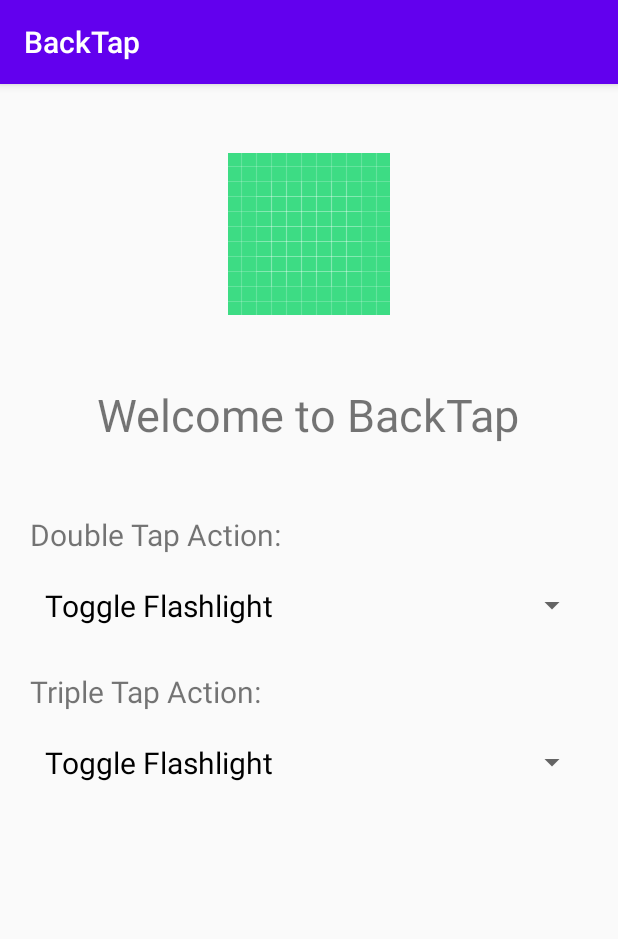
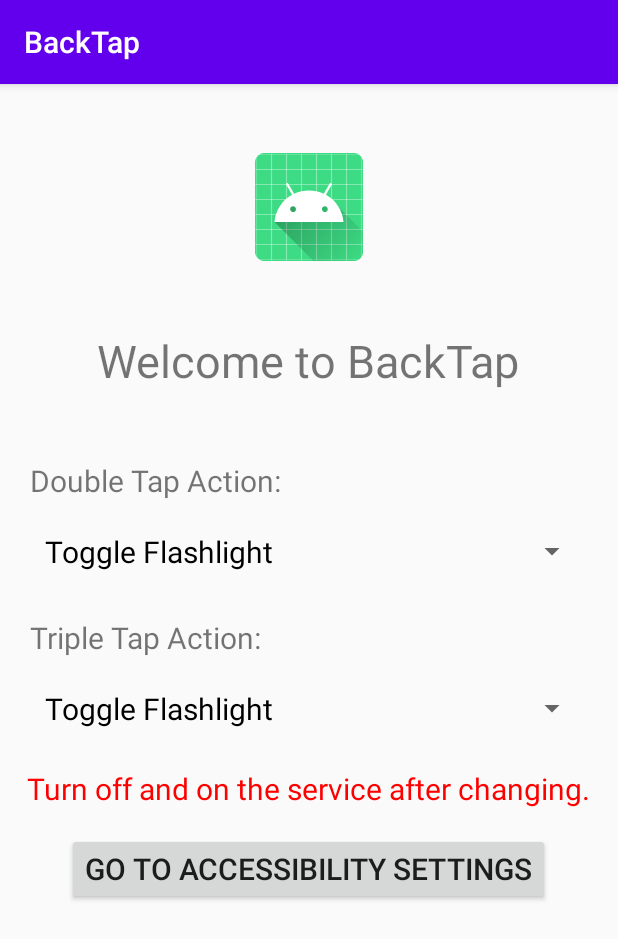
Before and after one commit to vinodhn/BackTap, an Android app: the screen it shows after launch (MainActivity), on a phone screen of 412 x 824 dp. Shown: the top 939 px of the screen. Run offline under Robolectric (Android 15) with nearby library versions, the phone set to English and light mode, and no system bars.

Commit message:
Removed some actions and cleaned up

```diff
--- a/app/src/main/res/layout/activity_main.xml
+++ b/app/src/main/res/layout/activity_main.xml
@@ -11,7 +11,7 @@
         android:layout_height="wrap_content"
         android:id="@+id/appIcon"
         android:scaleType="fitCenter"
-        android:src="@drawable/ic_launcher_background"
+        android:src="@mipmap/ic_launcher_round"
         android:maxHeight="200dp"
         android:adjustViewBounds="true"
         android:layout_alignParentTop="true"
@@ -27,33 +27,6 @@
         android:layout_centerHorizontal="true"
         android:layout_marginTop="46dp"
         android:layout_below="@id/appIcon"/>
-
-<!--    <Button-->
-<!--        android:id="@+id/start"-->
-<!--        android:layout_width="match_parent"-->
-<!--        android:layout_height="wrap_content"-->
-<!--        android:text="Enable Tap Service"-->
-<!--        android:textSize="30dp"-->
-<!--        android:textAllCaps="false"-->
-<!--        android:layout_centerHorizontal="true"-->
-<!--        android:layout_marginTop="46dp"-->
-<!--        android:layout_marginLeft="20dp"-->
-<!--        android:layout_marginRight="20dp"-->
-<!--        android:layout_below="@id/welcomeText"-->
-<!--        android:onClick="run"/>-->
-
-<!--    <Button-->
-<!--        android:id="@+id/stop"-->
-<!--        android:layout_width="match_parent"-->
-<!--        android:layout_height="wrap_content"-->
-<!--        android:layout_marginLeft="20dp"-->
-<!--        android:layout_marginRight="20dp"-->
-<!--        android:text="Stop Tap Service"-->
-<!--        android:textSize="30dp"-->
-<!--        android:textAllCaps="false"-->
-<!--        android:layout_centerHorizontal="true"-->
-<!--        android:layout_below="@+id/start"-->
-<!--        android:onClick="stop"/>-->
 
     <TextView
         android:id="@+id/labelDoubleTapAction"
@@ -97,4 +70,27 @@
         android:layout_marginRight="20dp"
         android:layout_centerHorizontal="true"/>
 
+    <TextView
+        android:layout_width="wrap_content"
+        android:layout_height="wrap_content"
+        android:id="@+id/warningText"
+        android:layout_centerHorizontal="true"
+        android:text="Turn off and on the service after changing."
+        android:textColor="@color/red"
+        android:textSize="20sp"
+        android:justificationMode="inter_word"
+        android:layout_below="@id/TripleTapActionSpinner"
+        android:layout_marginTop="16dp"/>
+
+    <Button
+        android:layout_width="wrap_content"
+        android:layout_height="wrap_content"
+        android:text="Go To Accessibility Settings"
+        android:textSize="20dp"
+        android:id="@+id/launchAccessibilityButton"
+        android:layout_below="@id/warningText"
+        android:layout_centerHorizontal="true"
+        android:layout_marginTop="16dp"
+        android:onClick="goToSettings"/>
+
 </RelativeLayout>
--- a/app/src/main/res/values/arrays.xml
+++ b/app/src/main/res/values/arrays.xml
@@ -2,9 +2,6 @@
 <resources>
     <string-array name="actions_array">
         <item>Toggle Flashlight</item>
-        <item>Play/Pause Media</item>
-        <item>Next Track</item>
-        <item>Previous Track</item>
         <item>Go Home</item>
         <item>Go Back</item>
         <item>Go to Recents</item>
--- a/app/src/main/res/values/colors.xml
+++ b/app/src/main/res/values/colors.xml
@@ -3,4 +3,5 @@
     <color name="colorPrimary">#6200EE</color>
     <color name="colorPrimaryDark">#3700B3</color>
     <color name="colorAccent">#03DAC5</color>
+    <color name="red">#f00</color>
 </resources>
--- a/app/src/main/res/xml/tap_accessibility_config.xml
+++ b/app/src/main/res/xml/tap_accessibility_config.xml
@@ -3,5 +3,5 @@
     android:accessibilityFeedbackType="feedbackGeneric"
     android:accessibilityFlags="flagDefault"
     android:canPerformGestures="true"
-    android:canRetrieveWindowContent="true"
+    android:canRetrieveWindowContent="false"
     android:settingsActivity="com.vinodhn.android.backtap.MainActivity"/>
```
Also changed, not shown: app/src/main/java/com/vinodhn/android/backtap/Actions.java (+3 -19 lines), app/src/main/java/com/vinodhn/android/backtap/MainActivity.java (+5 -14 lines), app/src/main/java/com/vinodhn/android/backtap/TapListenerAccessibilityService.java (+5 -14 lines).
